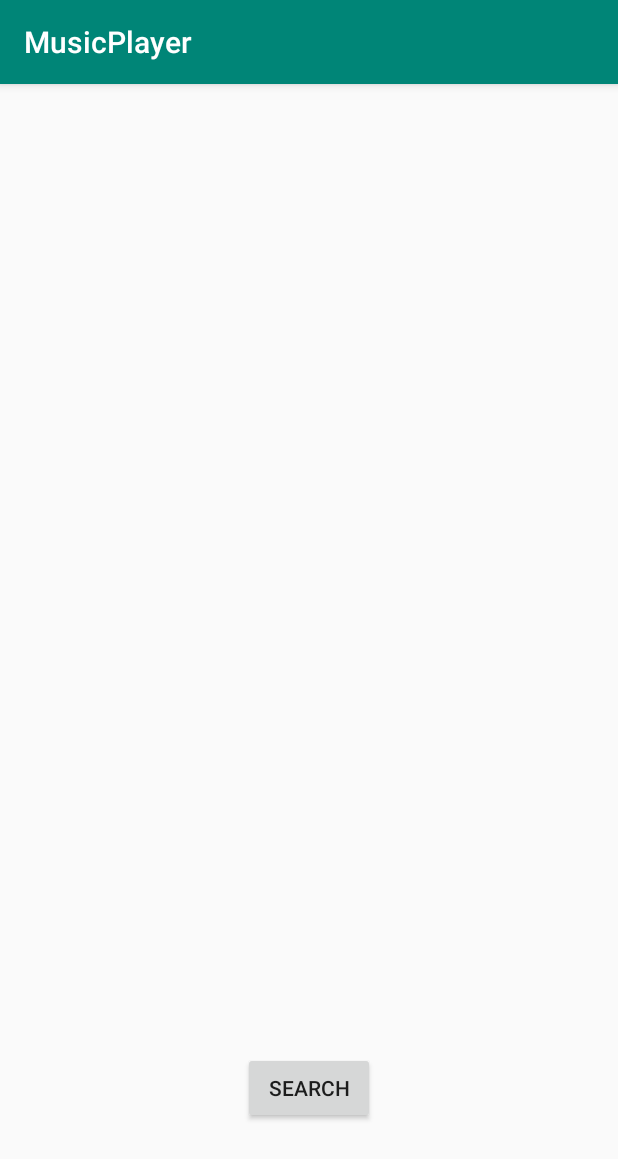
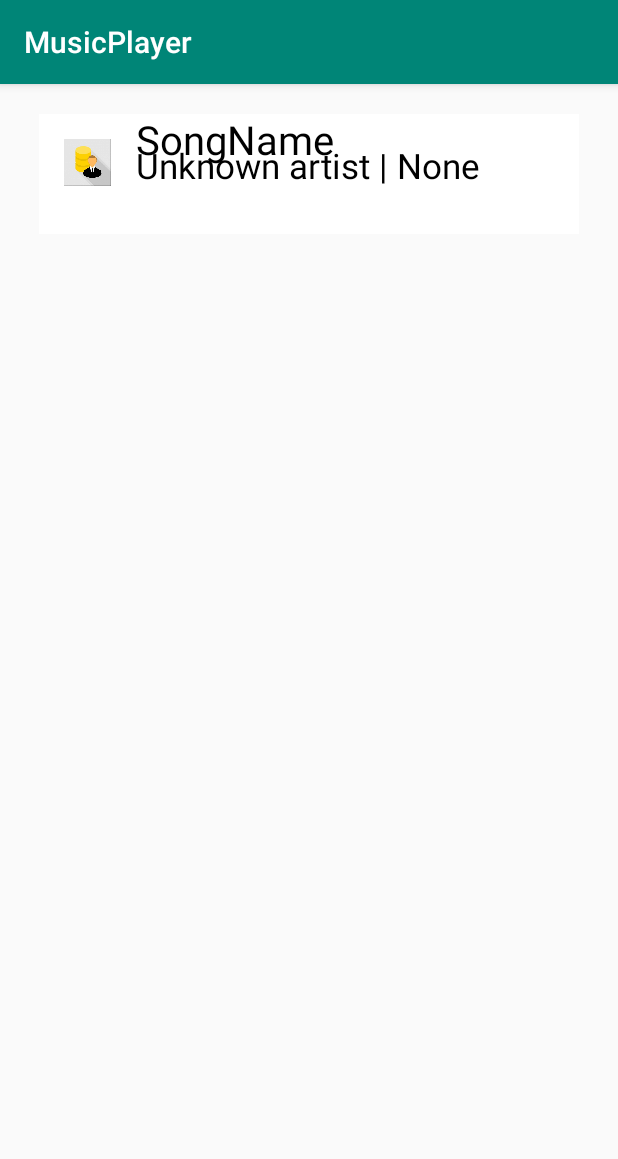
Before and after one commit to Dunloop26/MusicPlayer, an Android app: the screen it shows after launch (MainActivity before the commit, TestActivity after it), on a phone screen of 412 x 824 dp. Shown: the top 1159 px of the screen. Run offline under Robolectric (Android 15) with nearby library versions, the phone set to English and light mode, and no system bars.

Commit message:
UPDATE: SongFileView V1.2 Funcionando

```diff
--- a/app/src/main/AndroidManifest.xml
+++ b/app/src/main/AndroidManifest.xml
@@ -13,13 +13,13 @@
         android:supportsRtl="true"
         android:theme="@style/AppTheme">
         <activity android:name=".TestActivity">
-        </activity>
-        <activity android:name=".MainActivity">
             <intent-filter>
                 <action android:name="android.intent.action.MAIN" />
                 <category android:name="android.intent.category.LAUNCHER" />
             </intent-filter>
         </activity>
+        <activity android:name=".MainActivity">
+        </activity>
     </application>
 
 </manifest>
--- a/app/src/main/java/com/example/musicplayer/MainActivity.java
+++ b/app/src/main/java/com/example/musicplayer/MainActivity.java
@@ -41,7 +41,7 @@ public class MainActivity extends AppCompatActivity {
                 debugFileSearcher();
             }
         });
-//        _songWrapper = new SongWrapper();
+        _songWrapper = new SongWrapper();
 
     }
 
@@ -74,17 +74,17 @@ public class MainActivity extends AppCompatActivity {
 
             SongFileView view = new SongFileView(this);
             view.setFileDisplayName(currentFile.getName());
-//            view.setFileDisplayTextSize(getWindow().getWindowManager().getDefaultDisplay().getWidth() / 25f);
+//          view.setFileDisplayTextSize(getWindow().getWindowManager().getDefaultDisplay().getWidth() / 25f);
             view.setReferenceFile(currentFile);
 
-//            view.setOnClickListener(new View.OnClickListener() {
-//                @Override
-//                public void onClick(View v) {
-//                    if (v.getClass() == SongFileView.class) {
-//                        songClickListener((SongFileView) v);
-//                    }
-//                }
-//            });
+            view.setOnClickListener(new View.OnClickListener() {
+                @Override
+                public void onClick(View v) {
+                    if (v.getClass() == SongFileView.class) {
+                        songClickListener((SongFileView) v);
+                    }
+                }
+            });
 
             Log.d("ViewTest:",  "index: " + fileIndex + ", null? " + (view==null));
             _fileViewContainer.addView(view);
--- a/app/src/main/java/com/example/musicplayer/views/SongFileView.java
+++ b/app/src/main/java/com/example/musicplayer/views/SongFileView.java
@@ -62,21 +62,21 @@ public class SongFileView extends View {
 		_painter = new Paint(Paint.ANTI_ALIAS_FLAG);
 		_drawingRect = new Rect();
 
-//		_image = BitmapFactory.decodeResource(getResources(), R.drawable.logo1);
-//
-//		getViewTreeObserver().addOnGlobalLayoutListener(new ViewTreeObserver.OnGlobalLayoutListener() {
-//			@Override
-//			public void onGlobalLayout() {
-//				if(Build.VERSION.SDK_INT >= Build.VERSION_CODES.JELLY_BEAN)
-//					getViewTreeObserver().removeOnGlobalLayoutListener(this);
-//				else
-//					getViewTreeObserver().removeGlobalOnLayoutListener(this);
-//
-//				int imageSize = getHeight() - ((int) (_imageMargin * 2));
-//				_image = getResizeBitMap(_image, imageSize, imageSize);
-//			}
-//
-//		});
+		_image = BitmapFactory.decodeResource(getResources(), R.drawable.logo1);
+
+		getViewTreeObserver().addOnGlobalLayoutListener(new ViewTreeObserver.OnGlobalLayoutListener() {
+			@Override
+			public void onGlobalLayout() {
+				if(Build.VERSION.SDK_INT >= Build.VERSION_CODES.JELLY_BEAN)
+					getViewTreeObserver().removeOnGlobalLayoutListener(this);
+				else
+					getViewTreeObserver().removeGlobalOnLayoutListener(this);
+
+				int imageSize = getHeight() - ((int) (_imageMargin * 2));
+				_image = getResizeBitMap(_image, imageSize, imageSize);
+			}
+
+		});
 
 		if(attrs == null) return;
 
@@ -142,34 +142,22 @@ public class SongFileView extends View {
 		super.onDraw(canvas);
 
 		_painter.setColor(_backgroundDisplayColor);
-//		int height = _image.getHeight();
+		int height = _image.getHeight();
 
 		getDrawingRect(_drawingRect);
 		canvas.drawRect(_drawingRect, _painter);
 
 		_painter.setColor(_fontDisplayColor);
-//		_painter.setTextAlign(Paint.Align.LEFT);
-//		_painter.setTextSize(_nameTextSize);
-//		canvas.drawBitmap(_image, _imageMargin, _imageMargin, null);
-//		canvas.drawText(_fileDisplayName, _image.getWidth() + ((int) (_imageMargin * 2)),
-//				((height / 4f) + _imageMargin) + (_image.getHeight() * 0.1f),
-//				_painter);
-//		_painter.setTextSize(_artistAlbumNameTextSize);
-//		canvas.drawText(String.format("%s | %s", _fileDisplayArtistName,_fileDisplayAlbumName),
-//				_image.getWidth() + ((int) (_imageMargin * 2)),
-//				(((height / 4f) + (height / 2f)) + _imageMargin) + (_image.getHeight() * 0.1f),
-//				_painter);
-
-
-
-//		int height = getHeight();
-//		canvas.drawText(_fileDisplayName, getWidth() + ((int) (_imageMargin * 2)),
-//				((height / 4f) + _imageMargin) + (getHeight() * 0.1f),
-//				_painter);
-//		_painter.setTextSize(_artistAlbumNameTextSize);
-//		canvas.drawText(String.format("%s | %s", _fileDisplayArtistName,_fileDisplayAlbumName),
-//				getWidth() + ((int) (_imageMargin * 2)),
-//				(((height / 4f) + (height / 2f)) + _imageMargin) + (getHeight() * 0.1f),
-//				_painter);
+		_painter.setTextAlign(Paint.Align.LEFT);
+		_painter.setTextSize(_nameTextSize);
+		canvas.drawBitmap(_image, _imageMargin, _imageMargin, null);
+		canvas.drawText(_fileDisplayName, _image.getWidth() + ((int) (_imageMargin * 2)),
+				((height / 4f) + _imageMargin) + (height * 0.1f),
+				_painter);
+		_painter.setTextSize(_artistAlbumNameTextSize);
+		canvas.drawText(String.format("%s | %s", _fileDisplayArtistName,_fileDisplayAlbumName),
+				_image.getWidth() + ((int) (_imageMargin * 2)),
+				(((height / 4f) + (height / 2f)) + _imageMargin) + (height * 0.1f),
+				_painter);
 	}
 }
```
